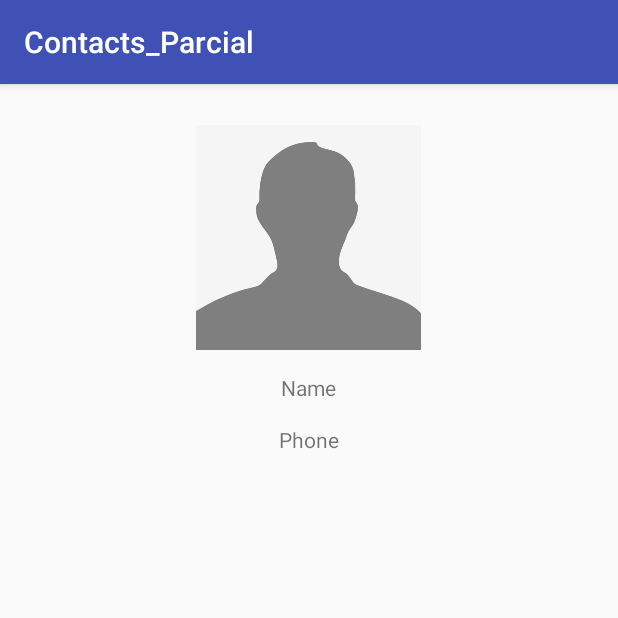
After one commit to Moemeister/Contacts, an Android app: the fragment FragmentViewer shown on its own in the app's theme, on a phone screen of 412 x 824 dp, the top half of it. The commit adds this screen. Run offline under Robolectric (Android 15) with nearby library versions, the phone set to English and light mode, and no system bars.

Commit message:
Opcion de favoritos lista. Fragmentos para landscape aun sin servir

```diff
--- a/app/build.gradle
+++ b/app/build.gradle
@@ -23,6 +23,7 @@ dependencies {
     implementation 'com.android.support:appcompat-v7:26.1.0'
     implementation 'com.android.support:cardview-v7:26.1.+'
     implementation 'com.android.support:recyclerview-v7:26.1.+'
+    implementation 'com.android.support:design:26.1.0'
     implementation 'com.android.support.constraint:constraint-layout:1.1.0'
     implementation 'com.android.support:support-v4:26.1.0'
     testImplementation 'junit:junit:4.12'
--- /dev/null
+++ b/app/src/main/java/com/moesystems/contacts_parcial/FragmentViewer.java
@@ -0,0 +1,44 @@
+package com.moesystems.contacts_parcial;
+
+import android.content.Context;
+import android.net.Uri;
+import android.os.Bundle;
+import android.support.v4.app.Fragment;
+import android.view.LayoutInflater;
+import android.view.View;
+import android.view.ViewGroup;
+import android.widget.ImageView;
+import android.widget.TextView;
+
+public class FragmentViewer extends Fragment {
+    TextView nombre,telefono;
+    ImageView picture;
+/*
+    public static FragmentViewer newIntance (Contacts contacto){
+        FragmentViewer fragment = new FragmentViewer();
+        Bundle bundle = new Bundle();
+
+
+        bundle.putSerializable(contacto);
+    }*/
+    @Override
+    public View onCreateView(LayoutInflater inflater, ViewGroup container,Bundle savedInstanceState) {
+        // Inflate the layout for this fragment
+        View view = inflater.inflate(R.layout.viewer_fragment, container, false);
+
+        //colocando los id de los textview y la imagen
+        nombre =  view.findViewById(R.id.profile_name);
+        telefono =  view.findViewById(R.id.profile_phone);
+        picture = view.findViewById(R.id.profile_pic);
+
+        Bundle bundle = this.getArguments();
+        if(bundle != null) {
+            Contacts c = (Contacts) bundle.getSerializable("contactos");
+            nombre.setText(c.getName());
+            telefono.setText(c.getPhone());
+            picture.setImageResource(c.getImg());
+        }
+        return view;
+    }
+
+}
--- a/app/src/main/res/layout-land/activity_main.xml
+++ b/app/src/main/res/layout-land/activity_main.xml
@@ -15,7 +15,7 @@
         android:id="@+id/viewer"
         android:layout_width="0dp"
         android:layout_height="match_parent"
-        android:layout_weight="2">
+        android:layout_weight="1">
 
     </fragment>
 </LinearLayout>
--- /dev/null
+++ b/app/src/main/res/layout/viewer_fragment.xml
@@ -0,0 +1,43 @@
+<?xml version="1.0" encoding="utf-8"?>
+<LinearLayout
+    xmlns:android="http://schemas.android.com/apk/res/android"
+    xmlns:app="http://schemas.android.com/apk/res-auto"
+    xmlns:tools="http://schemas.android.com/tools"
+    android:layout_width="match_parent"
+    android:layout_height="match_parent"
+    android:orientation="vertical"
+    android:padding="12dp"
+    tools:context=".ContactInfoActivity">
+
+    <RelativeLayout
+        android:layout_width="match_parent"
+        android:layout_height="wrap_content">
+
+        <ImageView
+            android:id="@+id/profile_pic"
+            android:layout_marginTop="15dp"
+            android:layout_width="150dp"
+            android:layout_height="150dp"
+            android:src="@drawable/empty_face"
+            android:layout_centerHorizontal="true"/>
+        <TextView
+            android:id="@+id/profile_name"
+            android:layout_width="wrap_content"
+            android:layout_height="wrap_content"
+            android:text="Name"
+            android:layout_marginTop="15dp"
+            android:layout_centerHorizontal="true"
+            android:layout_below="@+id/profile_pic"/>
+        <TextView
+            android:id="@+id/profile_phone"
+            android:layout_width="wrap_content"
+            android:layout_height="wrap_content"
+            android:layout_marginTop="15dp"
+            android:text="Phone"
+            android:layout_centerHorizontal="true"
+            android:layout_below="@+id/profile_name"/>
+
+
+    </RelativeLayout>
+
+</LinearLayout>
--- a/app/src/main/res/values/strings.xml
+++ b/app/src/main/res/values/strings.xml
@@ -1,3 +1,4 @@
 <resources>
     <string name="app_name">Contacts_Parcial</string>
+
 </resources>
```
Also changed, not shown: app/src/main/java/com/moesystems/contacts_parcial/Contacts.java (+14 -1 lines), app/src/main/java/com/moesystems/contacts_parcial/ContactsAdapter.java (+74 -10 lines), app/src/main/java/com/moesystems/contacts_parcial/MainActivity.java (+48 -48 lines), app/src/main/res/layout/activity_cardview.xml (+24 -8 lines), app/src/main/res/layout/activity_main.xml (+30 -2 lines), app/src/main/res/drawable/flotating.png (added), app/src/main/res/drawable/star.png (added), app/src/main/res/drawable/yellow.png (added).
